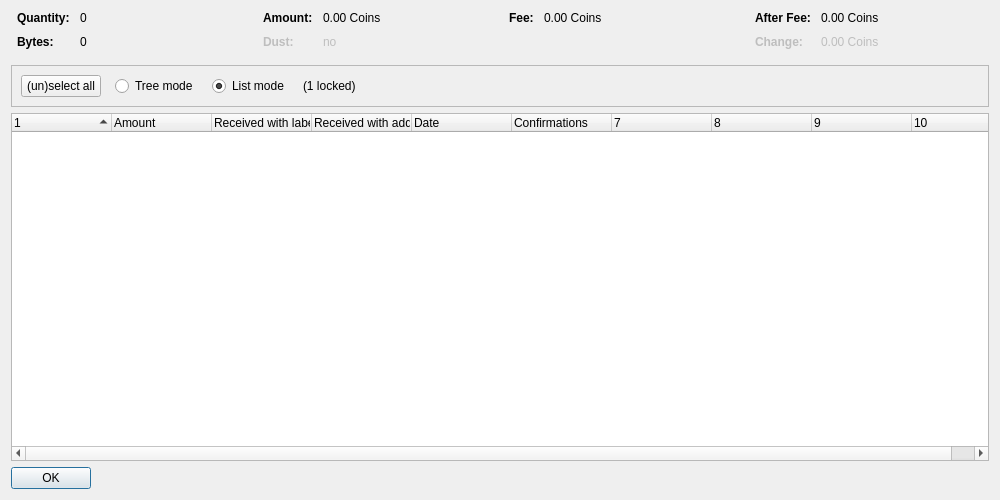
Qt form src/qt/forms/coincontroldialog.ui (VaporumCoin/VaporumOcean-0.7.2) before a commit.
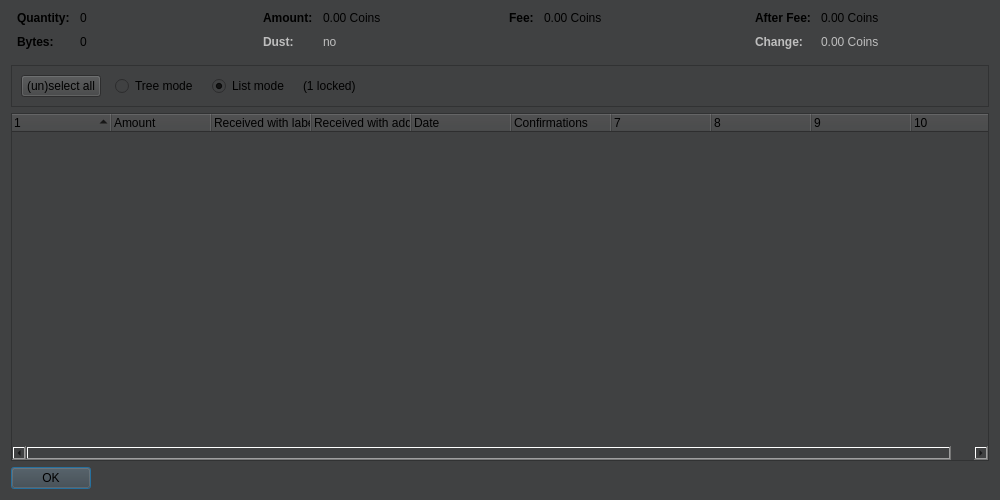
The same form after that commit. Custom widgets are drawn as their Qt base class.

Diff of the .ui file:
```diff
--- a/src/qt/forms/coincontroldialog.ui
+++ b/src/qt/forms/coincontroldialog.ui
@@ -13,6 +13,9 @@
   <property name="windowTitle">
    <string>Coin Selection</string>
   </property>
+  <property name="styleSheet">
+   <string notr="true">background-color: rgb(64, 65, 66);</string>
+  </property>
   <layout class="QVBoxLayout" name="verticalLayout">
    <item>
     <layout class="QHBoxLayout" name="horizontalLayoutTop" stretch="0,0,0,0">
```
